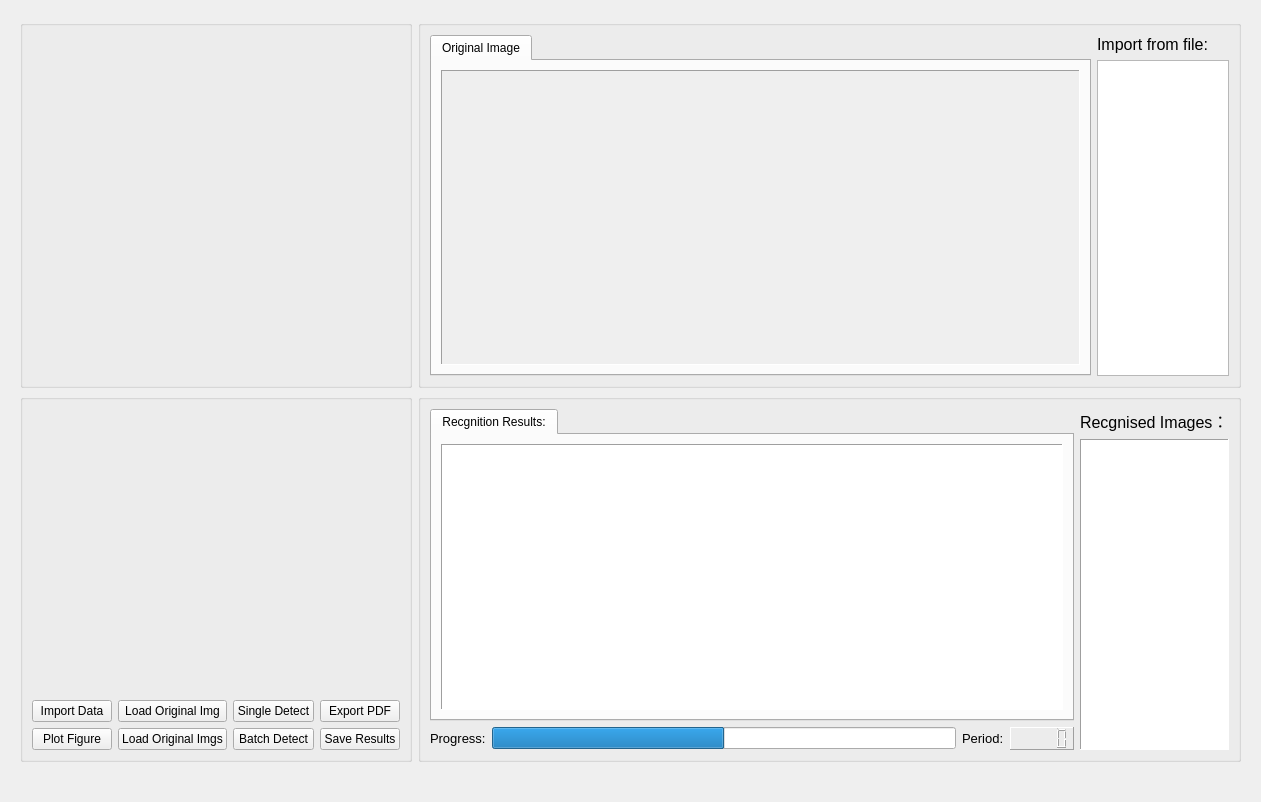
Above: ui/detectmain.ui from hmy-repo/Peng_GUI before the change. Below: the same form after it.
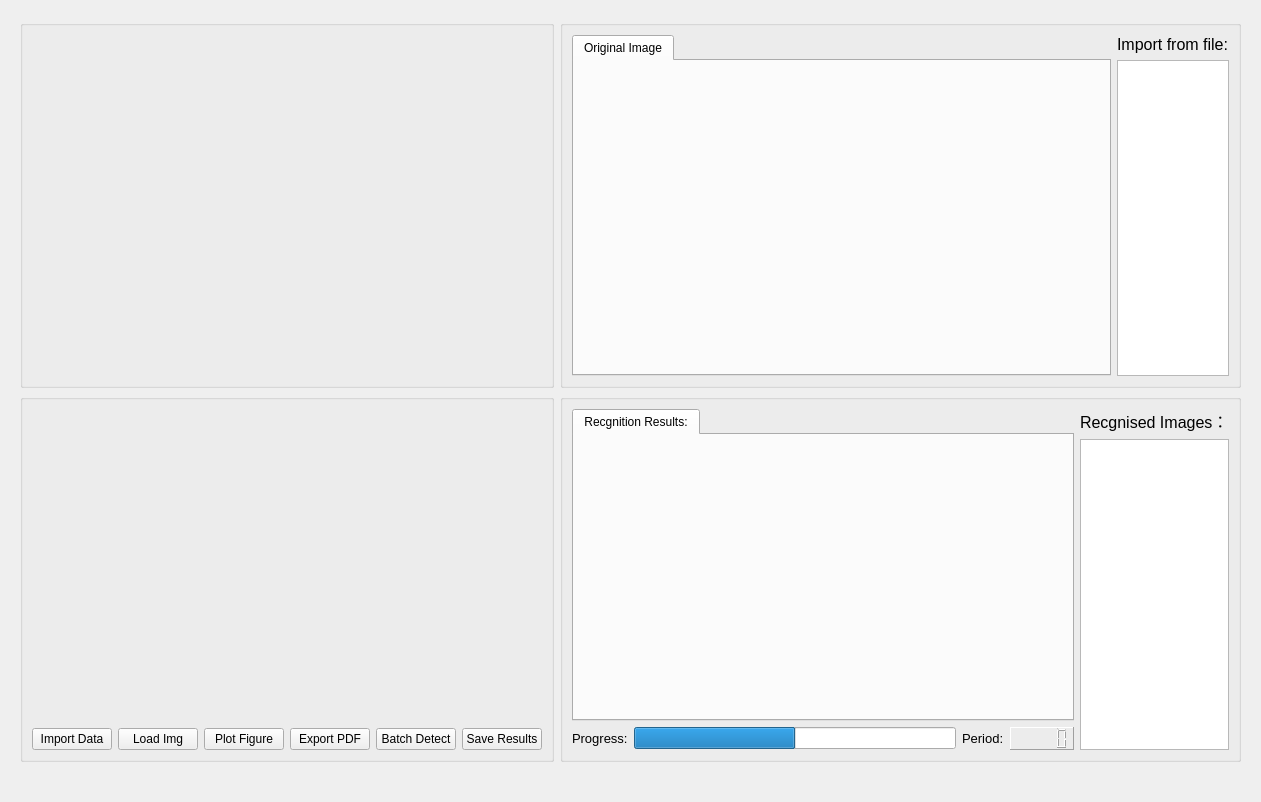
That is the form after the change.

```diff
--- a/ui/detectmain.ui
+++ b/ui/detectmain.ui
@@ -50,23 +50,10 @@
                 </attribute>
                 <layout class="QHBoxLayout" name="horizontalLayout_5">
                  <item>
-                  <widget class="QScrollArea" name="scrollArea">
-                   <property name="frameShape">
-                    <enum>QFrame::Panel</enum>
+                  <widget class="QLabel" name="labelOrigImg">
+                   <property name="text">
+                    <string/>
                    </property>
-                   <property name="widgetResizable">
-                    <bool>true</bool>
-                   </property>
-                   <widget class="QWidget" name="scrollAreaWidgetContents">
-                    <property name="geometry">
-                     <rect>
-                      <x>0</x>
-                      <y>0</y>
-                      <width>692</width>
-                      <height>317</height>
-                     </rect>
-                    </property>
-                   </widget>
                   </widget>
                  </item>
                 </layout>
@@ -88,7 +75,7 @@
                 </widget>
                </item>
                <item>
-                <widget class="QListView" name="listView"/>
+                <widget class="QTableView" name="tabviewOrig"/>
                </item>
               </layout>
              </item>
@@ -110,35 +97,14 @@
              </item>
              <item>
               <layout class="QGridLayout" name="gridLayout">
-               <item row="0" column="0">
-                <widget class="QPushButton" name="pushButton_3">
+               <item row="1" column="4">
+                <widget class="QPushButton" name="pushButton">
                  <property name="text">
-                  <string>Import Data</string>
+                  <string>Batch Detect</string>
                  </property>
                 </widget>
                </item>
-               <item row="0" column="1">
-                <widget class="QPushButton" name="pushButton_5">
-                 <property name="text">
-                  <string>Load Original Img</string>
-                 </property>
-                </widget>
-               </item>
-               <item row="0" column="2">
-                <widget class="QPushButton" name="pushButton_2">
-                 <property name="text">
-                  <string>Single Detect</string>
-                 </property>
-                </widget>
-               </item>
-               <item row="0" column="3">
-                <widget class="QPushButton" name="pushButton_7">
-                 <property name="text">
-                  <string>Export PDF</string>
-                 </property>
-                </widget>
-               </item>
-               <item row="1" column="0">
+               <item row="1" column="2">
                 <widget class="QPushButton" name="pushButton_4">
                  <property name="text">
                   <string>Plot Figure</string>
@@ -146,26 +112,33 @@
                 </widget>
                </item>
                <item row="1" column="1">
-                <widget class="QPushButton" name="pushButton_6">
+                <widget class="QPushButton" name="pushButton_5">
                  <property name="text">
-                  <string>Load Original Imgs</string>
-                 </property>
-                </widget>
-               </item>
-               <item row="1" column="2">
-                <widget class="QPushButton" name="pushButton">
-                 <property name="text">
-                  <string>Batch Detect</string>
+                  <string>Load Img</string>
                  </property>
                 </widget>
                </item>
                <item row="1" column="3">
+                <widget class="QPushButton" name="pushButton_7">
+                 <property name="text">
+                  <string>Export PDF</string>
+                 </property>
+                </widget>
+               </item>
+               <item row="1" column="5">
                 <widget class="QPushButton" name="pushButton_8">
                  <property name="text">
                   <string>Save Results</string>
                  </property>
                 </widget>
                </item>
+               <item row="1" column="0">
+                <widget class="QPushButton" name="pushButton_3">
+                 <property name="text">
+                  <string>Import Data</string>
+                 </property>
+                </widget>
+               </item>
               </layout>
              </item>
             </layout>
@@ -200,12 +173,9 @@
                   </attribute>
                   <layout class="QHBoxLayout" name="horizontalLayout_3">
                    <item>
-                    <widget class="QGraphicsView" name="graphicsView">
-                     <property name="frameShape">
-                      <enum>QFrame::Panel</enum>
-                     </property>
-                     <property name="lineWidth">
-                      <number>1</number>
+                    <widget class="QLabel" name="labelRecgImg">
+                     <property name="text">
+                      <string/>
                      </property>
                     </widget>
                    </item>
@@ -299,14 +269,7 @@
                 </widget>
                </item>
                <item>
-                <widget class="QListView" name="Res01_Num08_Ser1jpg">
-                 <property name="frameShape">
-                  <enum>QFrame::Panel</enum>
-                 </property>
-                 <property name="selectionRectVisible">
-                  <bool>false</bool>
-                 </property>
-                </widget>
+                <widget class="QTableView" name="tabviewRecg"/>
                </item>
               </layout>
              </item>
```
Left out of the diff: 2 changed lines with no effect on the pictures.
